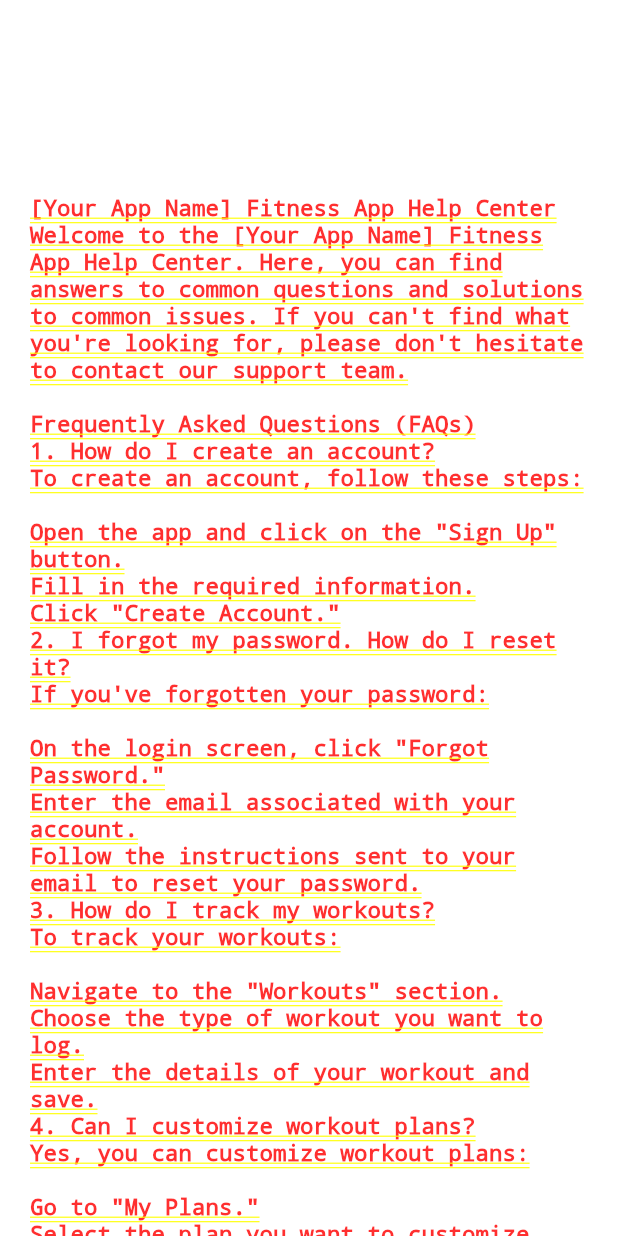
After one commit to hetsaraiya/smayati-frontend, a Flutter app: the HomePage screen opened directly, item 4 of the bottom bar chosen, after a tap on "Help", on a phone screen of 412 x 824 dp. The commit adds this screen. Run offline on Flutter 3.47's test engine with Material 3 defaults, Android fonts, the phone set to English and light mode, and no system bars; our stand-ins replace awesome_dialog, awesome_notifications, carousel_slider, cloud_firestore, firebase_auth, firebase_core and 12 more; missing offline and left inert: health, mongo_dart, store_redirect; accounts and stored records are empty; project files that could hold a hidden picture were left out.

Commit message:
All Changes

```diff
--- a/lib/Pages/Main/setting.dart
+++ b/lib/Pages/Main/setting.dart
@@ -2,10 +2,16 @@ import 'package:flutter/material.dart';
 import 'package:flutter_svg/svg.dart';
 import 'package:flutter_switch/flutter_switch.dart';
 import 'package:provider/provider.dart';
+import 'package:samyati/Pages/Logins/loginpage.dart';
+import 'package:samyati/Pages/help.dart';
+import 'package:samyati/Pages/privacypolicy.dart';
+import 'package:samyati/Pages/tandc.dart';
+import 'package:samyati/Pages/updates.dart';
 // import 'package:samyati/Pages/home.dart';
 // import 'package:samyati/Pages/InnerPages/test.dart';
 import 'package:samyati/Theme/theme_modal.dart';
 import 'package:samyati/Widgets/count_card.dart';
+import 'package:shared_preferences/shared_preferences.dart';
 
 class SettingPage extends StatefulWidget {
   final String? title;
@@ -18,10 +24,23 @@ class SettingPage extends StatefulWidget {
 class _SettingPageState extends State<SettingPage> {
   late String? title;
   bool isVisible = true;
-  void showToast() {
-    setState(() {
-      isVisible = !isVisible;
-    });
+  Future<void> _logout(BuildContext context) async {
+    // Clear user-related data from local storage
+    SharedPreferences prefs = await SharedPreferences.getInstance();
+    prefs.clear(); // This will clear all stored data, adapt as needed
+
+    // Navigate to the login page or any other initial screen
+    Navigator.of(context).pop(
+      MaterialPageRoute(
+        builder: (context) => const LoginPage(),
+      ),
+    );
+
+
+    // Optional: You might want to inform the user that they have been logged out
+    ScaffoldMessenger.of(context).showSnackBar(SnackBar(
+      content: Text('Logged out successfully!'),
+    ));
   }
 
   _SettingPageState({required this.title});
@@ -387,7 +406,15 @@ class _SettingPageState extends State<SettingPage> {
                         mainAxisAlignment: MainAxisAlignment.spaceBetween,
                         crossAxisAlignment: CrossAxisAlignment.start,
                         children: [
-                          Text(
+                          GestureDetector(
+                            onTap: () => {
+                              Navigator.of(context).push(
+                                MaterialPageRoute(
+                                  builder: (context) => const Help(),
+                                ),
+                              ),
+                            },
+                            child: Text(
                               "Help",
                               style: TextStyle(
                                 fontSize: 14,
@@ -395,6 +422,7 @@ class _SettingPageState extends State<SettingPage> {
                                 color: themeNotifier.isDark
                                     ? const Color.fromRGBO(16, 16, 16, 1)
                                     : const Color.fromRGBO(243, 243, 243, 1),
+                              ),
                             ),
                           ),
                           SvgPicture.asset(
@@ -422,7 +450,15 @@ class _SettingPageState extends State<SettingPage> {
                         mainAxisAlignment: MainAxisAlignment.spaceBetween,
                         crossAxisAlignment: CrossAxisAlignment.center,
                         children: [
-                          Text(
+                          GestureDetector(
+                            onTap: () => {
+                              Navigator.of(context).push(
+                                MaterialPageRoute(
+                                  builder: (context) => const TandC(),
+                                ),
+                              ),
+                            },
+                            child: Text(
                               "Terms and Conditions",
                               style: TextStyle(
                                 fontSize: 14,
@@ -430,6 +466,7 @@ class _SettingPageState extends State<SettingPage> {
                                 color: themeNotifier.isDark
                                     ? const Color.fromRGBO(16, 16, 16, 1)
                                     : const Color.fromRGBO(243, 243, 243, 1),
+                              ),
                             ),
                           ),
                           SvgPicture.asset(
@@ -457,7 +494,15 @@ class _SettingPageState extends State<SettingPage> {
                         mainAxisAlignment: MainAxisAlignment.spaceBetween,
                         crossAxisAlignment: CrossAxisAlignment.center,
                         children: [
-                          Text(
+                          GestureDetector(
+                            onTap: () => {
+                              Navigator.of(context).push(
+                                MaterialPageRoute(
+                                  builder: (context) => const PrivacyPolicy(),
+                                ),
+                              ),
+                            },
+                            child: Text(
                               "Privacy Policy",
                               style: TextStyle(
                                 fontSize: 14,
@@ -465,6 +510,7 @@ class _SettingPageState extends State<SettingPage> {
                                 color: themeNotifier.isDark
                                     ? const Color.fromRGBO(16, 16, 16, 1)
                                     : const Color.fromRGBO(243, 243, 243, 1),
+                              ),
                             ),
                           ),
                           SvgPicture.asset(
@@ -492,7 +538,15 @@ class _SettingPageState extends State<SettingPage> {
                         mainAxisAlignment: MainAxisAlignment.spaceBetween,
                         crossAxisAlignment: CrossAxisAlignment.center,
                         children: [
-                          Text(
+                          GestureDetector(
+                            onTap: () => {
+                              Navigator.of(context).push(
+                                MaterialPageRoute(
+                                  builder: (context) => const Updates(),
+                                ),
+                              ),
+                            },
+                            child: Text(
                               "Check Updates",
                               style: TextStyle(
                                 fontSize: 14,
@@ -500,6 +554,7 @@ class _SettingPageState extends State<SettingPage> {
                                 color: themeNotifier.isDark
                                     ? const Color.fromRGBO(16, 16, 16, 1)
                                     : const Color.fromRGBO(243, 243, 243, 1),
+                              ),
                             ),
                           ),
                           SvgPicture.asset(
@@ -553,16 +608,51 @@ class _SettingPageState extends State<SettingPage> {
                     Container(
                       padding: const EdgeInsets.symmetric(
                           vertical: 10, horizontal: 10),
-                      child: const Row(
+                      child: Row(
                         mainAxisAlignment: MainAxisAlignment.spaceBetween,
                         crossAxisAlignment: CrossAxisAlignment.center,
                         children: [
-                          Text(
+                          GestureDetector(
+                            onTap: () {
+                              // Show confirmation dialog
+                              showDialog(
+                                context: context,
+                                builder: (BuildContext context) {
+                                  return AlertDialog(
+                                    title: Text("Confirm Deletion"),
+                                    content: Text(
+                                        "Are you sure you want to delete your account?"),
+                                    actions: [
+                                      TextButton(
+                                        onPressed: () {
+                                          // Close the dialog
+                                          Navigator.of(context).pop();
+                                        },
+                                        child: Text("Cancel"),
+                                      ),
+                                      TextButton(
+                                        onPressed: () {
+                                          // Close the dialog
+                                          Navigator.of(context).pop();
+
+                                          _logout(context);
+                                          // For now, you can print a message
+                                          print("Account deleted!");
+                                        },
+                                        child: Text("Delete"),
+                                      ),
+                                    ],
+                                  );
+                                },
+                              );
+                            },
+                            child: Text(
                               "Delete Account",
                               style: TextStyle(
                                 fontSize: 14,
                                 color: Color.fromRGBO(255, 61, 18, 1),
                                 fontWeight: FontWeight.w600,
+                              ),
                             ),
                           ),
                           SizedBox()
--- /dev/null
+++ b/lib/Pages/help.dart
@@ -0,0 +1,69 @@
+import 'package:flutter/material.dart';
+import 'package:provider/provider.dart';
+import 'package:samyati/Theme/theme_modal.dart';
+
+const String help = '''
+[Your App Name] Fitness App Help Center
+Welcome to the [Your App Name] Fitness App Help Center. Here, you can find answers to common questions and solutions to common issues. If you can't find what you're looking for, please don't hesitate to contact our support team.
+
+Frequently Asked Questions (FAQs)
+1. How do I create an account?
+To create an account, follow these steps:
+
+Open the app and click on the "Sign Up" button.
+Fill in the required information.
+Click "Create Account."
+2. I forgot my password. How do I reset it?
+If you've forgotten your password:
+
+On the login screen, click "Forgot Password."
+Enter the email associated with your account.
+Follow the instructions sent to your email to reset your password.
+3. How do I track my workouts?
+To track your workouts:
+
+Navigate to the "Workouts" section.
+Choose the type of workout you want to log.
+Enter the details of your workout and save.
+4. Can I customize workout plans?
+Yes, you can customize workout plans:
+
+Go to "My Plans."
+Select the plan you want to customize.
+Click "Customize Plan" and make the desired changes.
+Contact Support
+If you need further assistance or have specific inquiries, please reach out to our support team. We're here to help!
+
+Email: support@[yourcompany.com]
+Phone: [Your support phone number]
+Live Chat: [If applicable, provide information about your live chat feature]
+App Updates and News
+Stay informed about the latest app updates, news, and announcements on our Blog page.
+
+Thank you for using [Your App Name] Fitness App!
+''';
+
+class Help extends StatelessWidget {
+  const Help({super.key});
+
+  @override
+  Widget build(BuildContext context) {
+    return Consumer(builder: (context, ThemeModal themeNotifier, child) {
+      return const Center(
+        child: SingleChildScrollView(
+          padding: EdgeInsets.only(top: 10, right: 20, left: 20, bottom: 10),
+          child: Column(
+            mainAxisAlignment: MainAxisAlignment.spaceAround,
+            crossAxisAlignment: CrossAxisAlignment.center,
+            children: [
+              SizedBox(
+                height: 120,
+              ),
+              Text(help, style: TextStyle(fontSize: 15))
+            ],
+          ),
+        ),
+      );
+    });
+  }
+}
--- /dev/null
+++ b/lib/Pages/privacypolicy.dart
@@ -0,0 +1,73 @@
+import 'package:flutter/material.dart';
+import 'package:provider/provider.dart';
+import 'package:samyati/Theme/theme_modal.dart';
+
+const String privacyPolicyText = '''
+Privacy Policy for [Your Fitness App Name]
+
+Last Updated: [Date]
+
+Welcome to [Your Fitness App Name] ("us," "we," or "our"). This privacy policy outlines how we collect, use, disclose, and protect the information you provide when using our mobile application, [Your Fitness App Name] (the "App").
+
+1. Information We Collect
+1.1 Personal Information
+We may collect the following types of personal information:
+
+User Account Information: When you create an account, we may collect your name, email address, and other necessary account details.
+Health and Fitness Data: The App may collect and process data related to your health and fitness activities, including but not limited to workout routines, exercise preferences, and performance metrics.
+1.2 Usage Information
+We may automatically collect certain information about your use of the App, including:
+
+Device Information: Information about your mobile device, including device type, operating system, and unique device identifiers.
+Log Information: Details about your interactions with the App, such as the features used, time and date of access, and app crashes.
+2. How We Use Your Information
+We use the collected information for the following purposes:
+
+Provide and Personalize the App: To deliver and personalize the features and content of the App based on your preferences.
+Analytics: To analyze usage patterns, improve the App's functionality, and enhance user experience.
+Communication: To communicate with you regarding updates, promotions, and other relevant information.
+3. Data Sharing and Disclosure
+We do not sell, trade, or otherwise transfer your personal information to third parties without your consent, except as outlined in this Privacy Policy. We may share your information with:
+
+Service Providers: Third-party service providers assisting us in operating the App and delivering services.
+Legal Compliance: In response to a legal request or when required to comply with applicable laws and regulations.
+4. Data Security
+We implement industry-standard security measures to protect your personal information from unauthorized access, disclosure, alteration, and destruction.
+
+5. Your Choices
+You may have the option to manage your privacy settings within the App. Additionally, you can opt-out of receiving promotional communications by following the instructions provided in such communications.
+
+6. Changes to this Privacy Policy
+We may update this Privacy Policy from time to time. The latest version will be posted on this page, and the effective date will be revised accordingly.
+
+7. Contact Us
+If you have any questions, concerns, or requests regarding this Privacy Policy, please contact us at [your contact email].
+
+By using the App, you agree to the terms outlined in this Privacy Policy.
+''';
+
+// privacy_policy_content.dart
+class PrivacyPolicy extends StatelessWidget {
+  const PrivacyPolicy({super.key});
+
+  @override
+  Widget build(BuildContext context) {
+    return Consumer(builder: (context, ThemeModal themeNotifier, child) {
+      return const Center(
+        child: SingleChildScrollView(
+          padding: EdgeInsets.only(top: 10, right: 20, left: 20, bottom: 10),
+          child: Column(
+            mainAxisAlignment: MainAxisAlignment.spaceAround,
+            crossAxisAlignment: CrossAxisAlignment.center,
+            children: [
+              SizedBox(
+                height: 120,
+              ),
+              Text(privacyPolicyText, style: TextStyle(fontSize: 15)),
+            ],
+          ),
+        ),
+      );
+    });
+  }
+}
--- /dev/null
+++ b/lib/Pages/tandc.dart
@@ -0,0 +1,90 @@
+import 'package:flutter/material.dart';
+import 'package:provider/provider.dart';
+import 'package:samyati/Theme/theme_modal.dart';
+
+const String tandc = '''
+Terms and Conditions for [Your App Name] Fitness App
+
+Effective Date: [Date]
+
+1. Acceptance of Terms
+
+By downloading, installing, or using [Your App Name] Fitness App (the "App"), you agree to comply with and be bound by these Terms and Conditions ("Terms"). If you do not agree to these Terms, please do not use the App.
+
+2. Use of the App
+
+2.1 Eligibility: You must be at least [age] years old to use this App.
+
+2.2 User Account: You may be required to create a user account to access certain features of the App. You are responsible for maintaining the confidentiality of your account credentials and are fully responsible for all activities that occur under your account.
+
+3. Content and Services
+
+3.1 Fitness Information: The App provides fitness-related information, workouts, and other content for informational purposes only. Consult with a healthcare professional before starting any new fitness program.
+
+3.2 User-Generated Content: Users may contribute content. By submitting content, you grant [Your Company] a worldwide, non-exclusive, royalty-free license to use, reproduce, modify, publish, distribute, and display the content.
+
+4. Privacy Policy
+
+Your use of the App is also governed by our Privacy Policy, which can be found here. By using the App, you consent to the terms of the Privacy Policy.
+
+5. Prohibited Conduct
+
+You agree not to:
+
+5.1 Violate any applicable laws or regulations.
+
+5.2 Infringe on the rights of others.
+
+5.3 Interfere with the proper functioning of the App.
+
+6. Disclaimers and Limitation of Liability
+
+6.1 No Warranty: The App is provided "as is" without any warranties, express or implied. We do not warrant the accuracy, completeness, or fitness for a particular purpose of the App.
+
+6.2 Limitation of Liability: In no event shall [Your Company] be liable for any direct, indirect, incidental, special, or consequential damages arising out of or in any way connected with the use of the App.
+
+7. Modifications to Terms
+
+[Your Company] reserves the right to modify or revise these Terms at any time. The updated Terms will be effective upon posting. Continued use of the App after any such changes constitutes your acceptance of the new Terms.
+
+8. Termination
+
+[Your Company] may terminate or suspend your access to the App at any time, with or without cause.
+
+9. Governing Law
+
+These Terms shall be governed by and construed in accordance with the laws of [Your Country/State].
+
+Contact Us:
+
+If you have any questions about these Terms, please contact us at [your contact email].
+''';
+
+class TandC extends StatelessWidget {
+  const TandC({super.key});
+
+  @override
+  Widget build(BuildContext context) {
+    return Consumer(builder: (context, ThemeModal themeNotifier, child) {
+      return const Center(
+        child: SingleChildScrollView(
+          padding: EdgeInsets.only(top: 10, right: 20, left: 20, bottom: 10),
+          child: Column(
+            mainAxisAlignment: MainAxisAlignment.spaceAround,
+            crossAxisAlignment: CrossAxisAlignment.center,
+            children: [
+              SizedBox(
+                height: 120,
+              ),
+              Text("Terms And Conditions"),
+              SizedBox(
+                height: 50,
+              ),
+              Text(tandc, style: TextStyle(fontSize: 15))
+            ],
+          ),
+        ),
+      );
+    });
+  }
+}
--- /dev/null
+++ b/lib/Pages/updates.dart
@@ -0,0 +1,28 @@
+import 'package:flutter/material.dart';
+import 'package:provider/provider.dart';
+import 'package:samyati/Theme/theme_modal.dart';
+
+class Updates extends StatelessWidget {
+  const Updates({super.key});
+
+  @override
+  Widget build(BuildContext context) {
+    return Consumer(builder: (context, ThemeModal themeNotifier, child) {
+      return const Center(
+        child: SingleChildScrollView(
+          padding: EdgeInsets.only(top: 10, right: 20, left: 20, bottom: 10),
+          child: Column(
+            mainAxisAlignment: MainAxisAlignment.spaceAround,
+            crossAxisAlignment: CrossAxisAlignment.center,
+            children: [
+              SizedBox(
+                height: 120,
+              ),
+              Text("No Updates For Now"),
+            ],
+          ),
+        ),
+      );
+    });
+  }
+}
```
Also changed, not shown: lib/model/challenge_state.dart (added, +13 -0 lines), lib/model/challengesmodel.dart (added, +19 -0 lines). Lines whose indentation alone changed are shown as unchanged.
